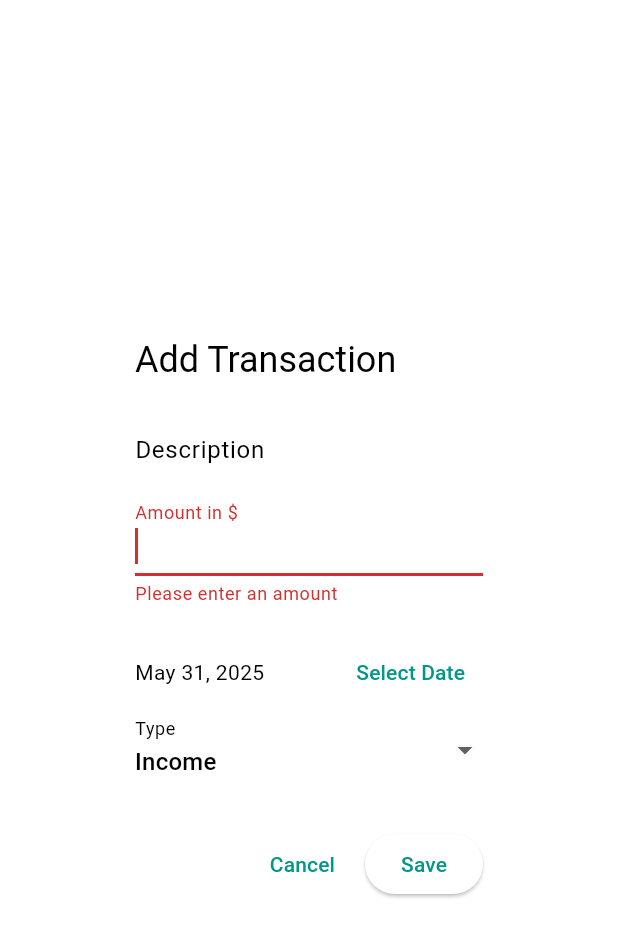
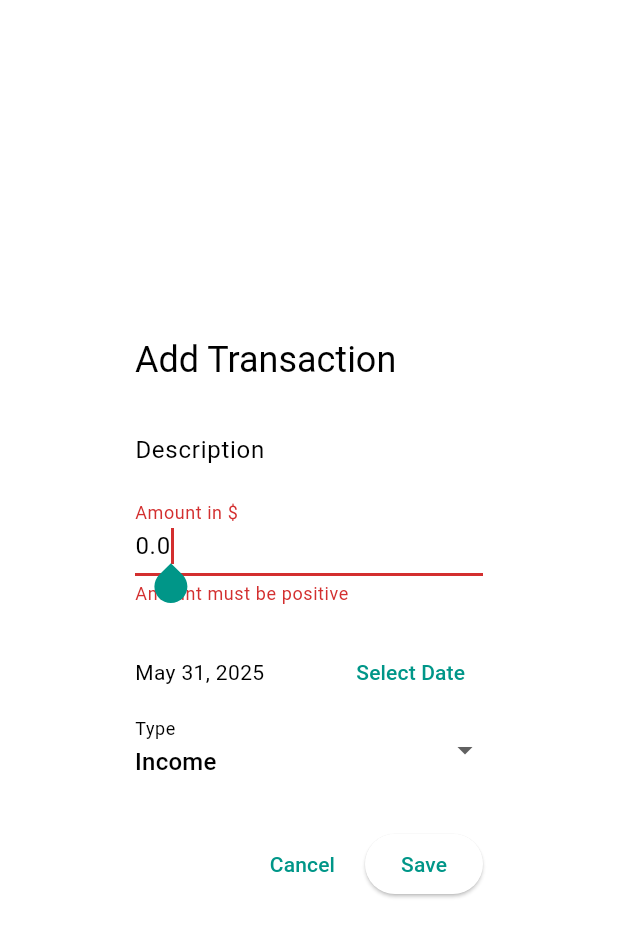
Before and after one commit to JorgeGarciaIrazabal/gudget, a Flutter app: the AddTransactionDialog widget shown alone on an empty page, opened directly with empty values, after a tap on "Save", on a phone screen of 412 x 824 dp. Shown: the top 937 px of the screen. Run offline on Flutter 3.47's test engine with Material 3 defaults, Android fonts, the phone set to English and light mode, and no system bars; our stand-ins replace fl_chart, flutter_slidable, hive, hive_flutter; accounts and stored records are empty.

Commit message:
Feat: Implement transaction editing and update app icon
This commit introduces the ability to edit existing transactions and updates the application's launcher icon.

**Transaction Editing:**
- The `AddTransactionDialog` now supports an optional `transactionToEdit` parameter.
- When `transactionToEdit` is provided, the dialog pre-fills with the existing transaction's data and the title changes to "Edit Transaction".
- Upon saving an edited transaction, the original transaction is deleted and the updated transaction is added, preserving the original ID.
- An "Edit" action has been added to the `SlidableAction` in `MonthlyRecordsScreen`, opening the `AddTransactionDialog` for the selected transaction.
- A confirmation SnackBar message is displayed after successfully updating a transaction.

**App Icon:**
- New launcher icon assets (`ic_launcher.webp`, `ic_launcher_foreground.webp`, `ic_launcher_round.webp`) have been added for various screen densities (mdpi, hdpi, xhdpi, xxhdpi, xxxhdpi).
- Adaptive icon XML definitions (`ic_launcher.xml`, `ic_launcher_round.xml`) and a background drawable (`ic_launcher_background.xml`) have been added.
- Old `.png` launcher icons have been removed.
- A new drawable image `gemini_generated_image_ibfo9zibfo9zibfo__1_.png` has been added.

**UI Adjustments:**
- `MonthlyRecordsScreen`: The padding around the "Add Income" and "Add Expense" buttons in the bottom navigation bar has been changed to `EdgeInsets.symmetric(vertical: 50)`.
- `HomeScreen`: The height of the `BottomAppBar` has been reduced to `30`, and the color of unselected tab icons has been changed to `Colors.grey`.

```diff
--- a/frontend/lib/screens/add_transaction_dialog.dart
+++ b/frontend/lib/screens/add_transaction_dialog.dart
@@ -7,8 +7,14 @@ import '../services/hive_service.dart'; // For uuid
 class AddTransactionDialog extends StatefulWidget {
   final Function(TransactionModel) onSave;
   final TransactionType transactionType;
+  final TransactionModel? transactionToEdit;
 
-  const AddTransactionDialog({super.key, required this.transactionType, required this.onSave});
+  const AddTransactionDialog({
+    super.key,
+    required this.transactionType,
+    required this.onSave,
+    this.transactionToEdit,
+  });
 
   @override
   State<AddTransactionDialog> createState() => _AddTransactionDialogState();
@@ -16,10 +22,10 @@ class AddTransactionDialog extends StatefulWidget {
 
 class _AddTransactionDialogState extends State<AddTransactionDialog> {
   final _formKey = GlobalKey<FormState>();
-  String _description = '';
-  double _amount = 0.0;
-  DateTime _selectedDate = DateTime.now();
-  TransactionType _selectedType = TransactionType.expense;
+  late String _description;
+  late double _amount;
+  late DateTime _selectedDate;
+  late TransactionType _selectedType;
 
   // 1. Declare a FocusNode
   late FocusNode _amountFocusNode;
@@ -27,9 +33,21 @@ class _AddTransactionDialogState extends State<AddTransactionDialog> {
   @override
   void initState() {
     super.initState();
-    // 2. Initialize the FocusNode
     _amountFocusNode = FocusNode();
-    // 3. Request focus after the first frame is rendered
+
+    // Initialize form fields based on whether we're editing or creating
+    if (widget.transactionToEdit != null) {
+      _description = widget.transactionToEdit!.description;
+      _amount = widget.transactionToEdit!.amount;
+      _selectedDate = widget.transactionToEdit!.date;
+      _selectedType = widget.transactionToEdit!.type;
+    } else {
+      _description = '';
+      _amount = 0.0;
+      _selectedDate = DateTime.now();
+      _selectedType = widget.transactionType;
+    }
+
     WidgetsBinding.instance.addPostFrameCallback((_) {
       FocusScope.of(context).requestFocus(_amountFocusNode);
     });
@@ -59,23 +77,30 @@ class _AddTransactionDialogState extends State<AddTransactionDialog> {
   void _submitForm() {
     if (_formKey.currentState!.validate()) {
       _formKey.currentState!.save();
-      final newTransaction = TransactionModel(
-        id: uuid.v4(), // Generate unique ID
-        description: _description,
-        amount: _amount,
-        date: _selectedDate,
-        type: _selectedType,
-      );
-      widget.onSave(newTransaction);
+      final transaction = widget.transactionToEdit != null
+          ? TransactionModel(
+              id: widget.transactionToEdit!.id, // Keep same ID when editing
+              description: _description,
+              amount: _amount,
+              date: _selectedDate,
+              type: _selectedType,
+            )
+          : TransactionModel(
+              id: uuid.v4(), // Generate new ID when creating
+              description: _description,
+              amount: _amount,
+              date: _selectedDate,
+              type: _selectedType,
+            );
+      widget.onSave(transaction);
       Navigator.of(context).pop();
     }
   }
 
   @override
   Widget build(BuildContext context) {
-    _selectedType = widget.transactionType;
     return AlertDialog(
-      title: const Text('Add Transaction'),
+      title: Text(widget.transactionToEdit != null ? 'Edit Transaction' : 'Add Transaction'),
       content: SingleChildScrollView(
         child: Form(
           key: _formKey,
@@ -112,6 +137,7 @@ class _AddTransactionDialogState extends State<AddTransactionDialog> {
                   }
                   return null;
                 },
+                initialValue: _amount.toString(),
                 onSaved: (value) => _amount = double.parse(value!),
               ),
               const SizedBox(height: 20),
--- a/frontend/lib/screens/home_screen.dart
+++ b/frontend/lib/screens/home_screen.dart
@@ -111,20 +111,20 @@ class _HomeScreenState extends State<HomeScreen> {
       body: Column(
         children: [
           BottomAppBar(
-            height: 56,
+            height: 30,
             child: Row(
               mainAxisAlignment: MainAxisAlignment.spaceAround,
               children: <Widget>[
                 IconButton(
                   icon: const Icon(Icons.list_alt),
                   tooltip: "Monthly Records",
-                  color: _currentIndex == 0 ? Theme.of(context).colorScheme.secondary : Theme.of(context).unselectedWidgetColor,
+                  color: _currentIndex == 0 ? Theme.of(context).colorScheme.secondary : Colors.grey,
                   onPressed: () => _onTabTapped(0),
                 ),
                 IconButton(
                   icon: const Icon(Icons.show_chart),
                   tooltip: "Evolution",
-                  color: _currentIndex == 1 ? Theme.of(context).colorScheme.secondary : Theme.of(context).unselectedWidgetColor,
+                  color: _currentIndex == 1 ? Theme.of(context).colorScheme.secondary : Colors.grey,
                   onPressed: () => _onTabTapped(1),
                 ),
               ],
```
Also changed, not shown: frontend/lib/screens/monthly_records_screen.dart (+27 -14 lines), 24 other files.
